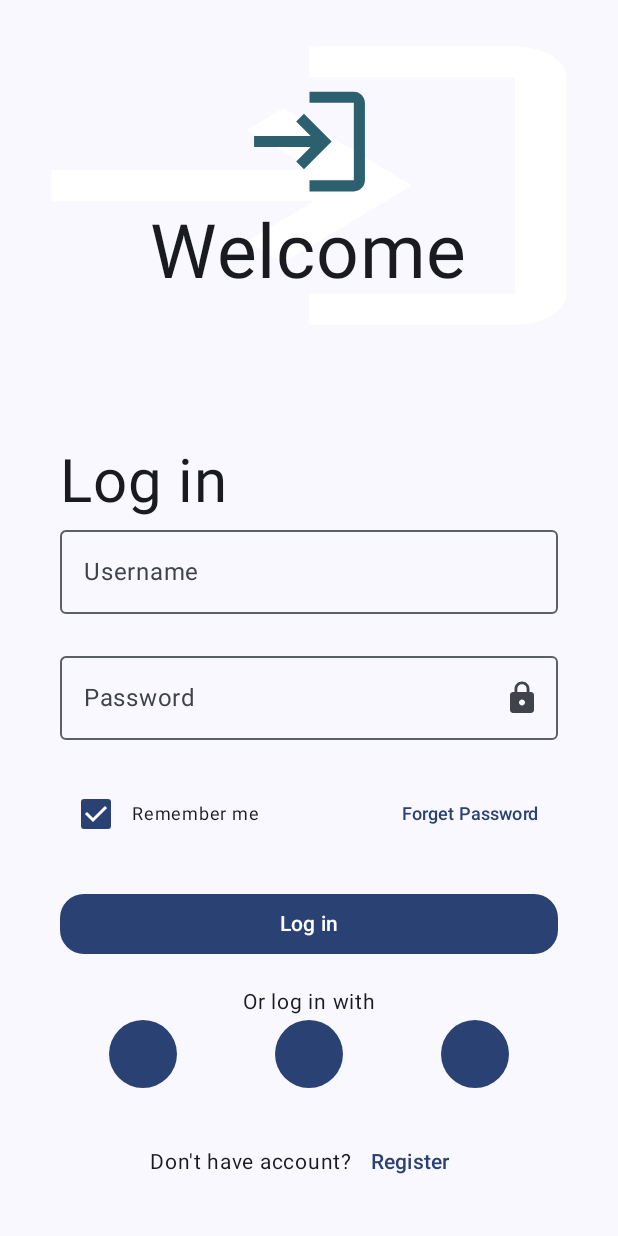
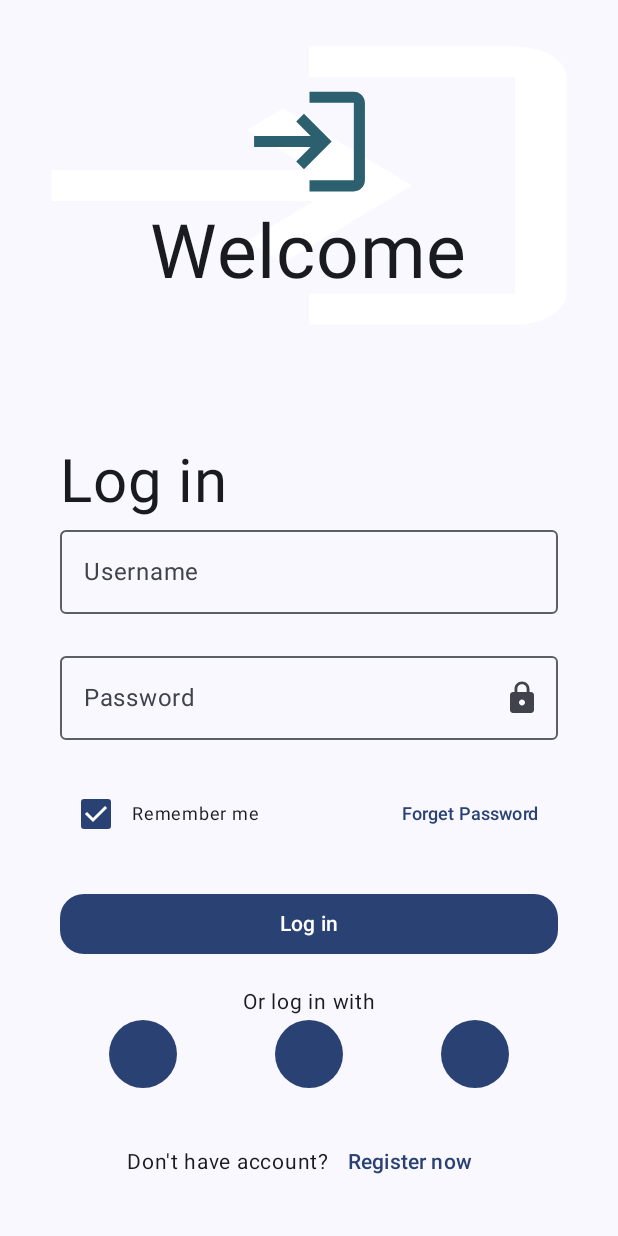
Before and after one commit to nourasaad123/nourasaad-LoginApp, an Android app built with Jetpack Compose: the screen it shows after launch (MainActivity), on a phone screen of 412 x 824 dp. Run offline under Robolectric (Android 15) with nearby library versions, the phone set to English and light mode, and no system bars.

Commit message:
first commit

```diff
--- a/app/src/main/java/com/example/mylogininscreen/MainActivity.kt
+++ b/app/src/main/java/com/example/mylogininscreen/MainActivity.kt
@@ -235,7 +235,7 @@ modifier= Modifier
                 Text(text="Don't have account?", fontSize = 14.sp)
 
 TextButton(onClick = { /*TODO*/ }) {
-  Text(text = "Register")
+  Text(text = "Register now")
 }
 
             }
```
